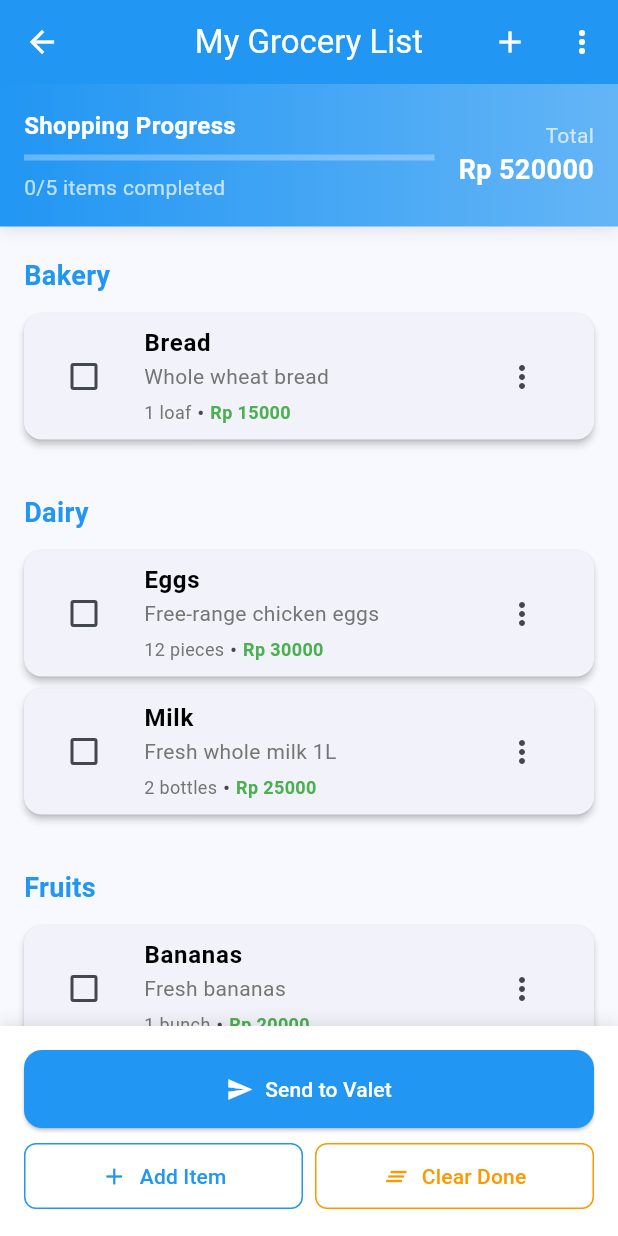
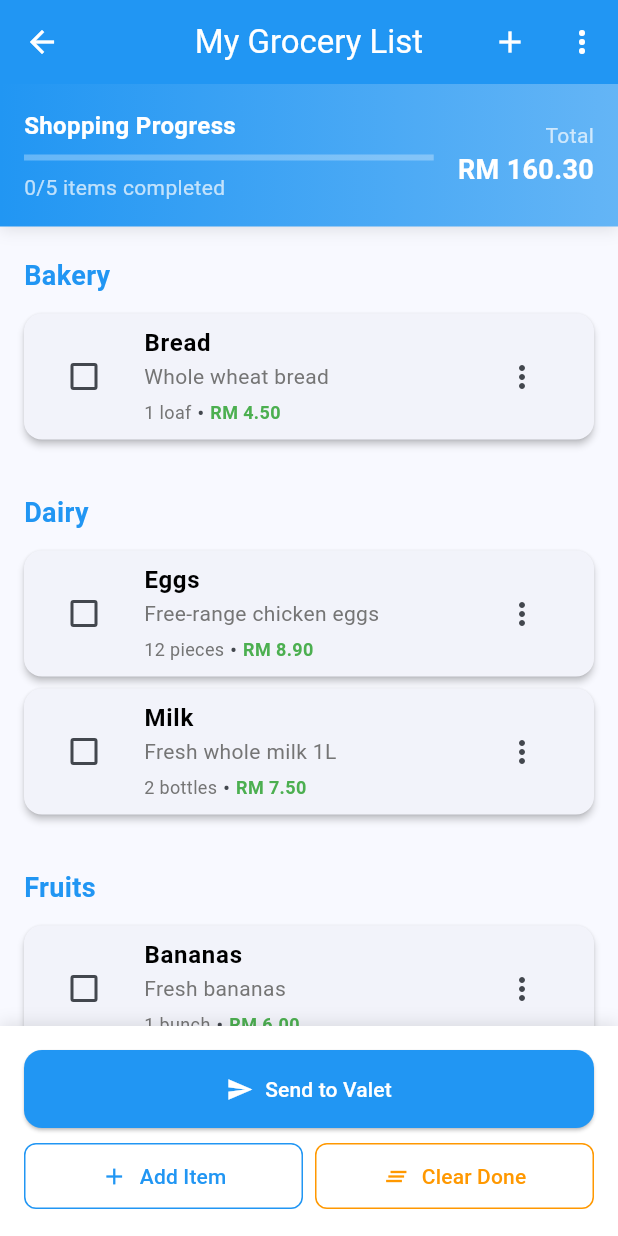
Before and after one commit to KaptenDia/flutter_car_locator, a Flutter app: the GroceryListView screen opened directly, on a phone screen of 412 x 824 dp. Run offline on Flutter 3.47's test engine with Material 3 defaults, Android fonts, the phone set to English and light mode, and no system bars; drawn by our look-alikes of flutter_animate; our stand-ins replace camera, flutter_local_notifications, flutter_riverpod, geolocator, google_maps_flutter, hive_flutter and 4 more; missing offline and left inert: qr_code_scanner_plus; accounts and stored records are empty; generated files the repository leaves out were written again; statements that could not run were skipped.

Commit message:
fix: change currency from rupiah to rm

```diff
--- a/lib/core/providers/grocery_provider.dart
+++ b/lib/core/providers/grocery_provider.dart
@@ -15,7 +15,7 @@
     description: 'Fresh whole milk 1L',
     quantity: 2,
     unit: 'bottles',
-    price: 25000,
+    price: 7.50,
     category: 'Dairy',
   ),
   const GroceryItemModel(
@@ -24,7 +24,7 @@
     description: 'Whole wheat bread',
     quantity: 1,
     unit: 'loaf',
-    price: 15000,
+    price: 4.50,
     category: 'Bakery',
   ),
   const GroceryItemModel(
@@ -33,7 +33,7 @@
     description: 'Free-range chicken eggs',
     quantity: 12,
     unit: 'pieces',
-    price: 30000,
+    price: 8.90,
     category: 'Dairy',
   ),
   const GroceryItemModel(
@@ -42,7 +42,7 @@
     description: 'Fresh bananas',
     quantity: 1,
     unit: 'bunch',
-    price: 20000,
+    price: 6.00,
     category: 'Fruits',
   ),
   const GroceryItemModel(
@@ -51,7 +51,7 @@
     description: 'Premium jasmine rice 5kg',
     quantity: 1,
     unit: 'bag',
-    price: 75000,
+    price: 28.00,
     category: 'Grains',
   ),
 ];
--- a/lib/features/grocery/views/grocery_list_view.dart
+++ b/lib/features/grocery/views/grocery_list_view.dart
@@ -139,7 +139,7 @@
                     style: TextStyle(color: Colors.white70, fontSize: 14),
                   ),
                   Text(
-                    'Rp ${totalPrice.toStringAsFixed(0)}',
+                    'RM ${totalPrice.toStringAsFixed(2)}',
                     style: const TextStyle(
                       color: Colors.white,
                       fontSize: 18,
@@ -308,7 +308,7 @@
                     if (item.price != null) ...[
                       const Text(' • '),
                       Text(
-                        'Rp ${item.price!.toStringAsFixed(0)}',
+                        'RM ${item.price!.toStringAsFixed(2)}',
                         style: TextStyle(
                           color: item.isCompleted
                               ? Colors.grey
@@ -625,7 +625,7 @@
               TextField(
                 controller: priceController,
                 decoration: const InputDecoration(
-                  labelText: 'Price (Rp)',
+                  labelText: 'Price (RM)',
                   border: OutlineInputBorder(),
                 ),
                 keyboardType: TextInputType.number,
```
